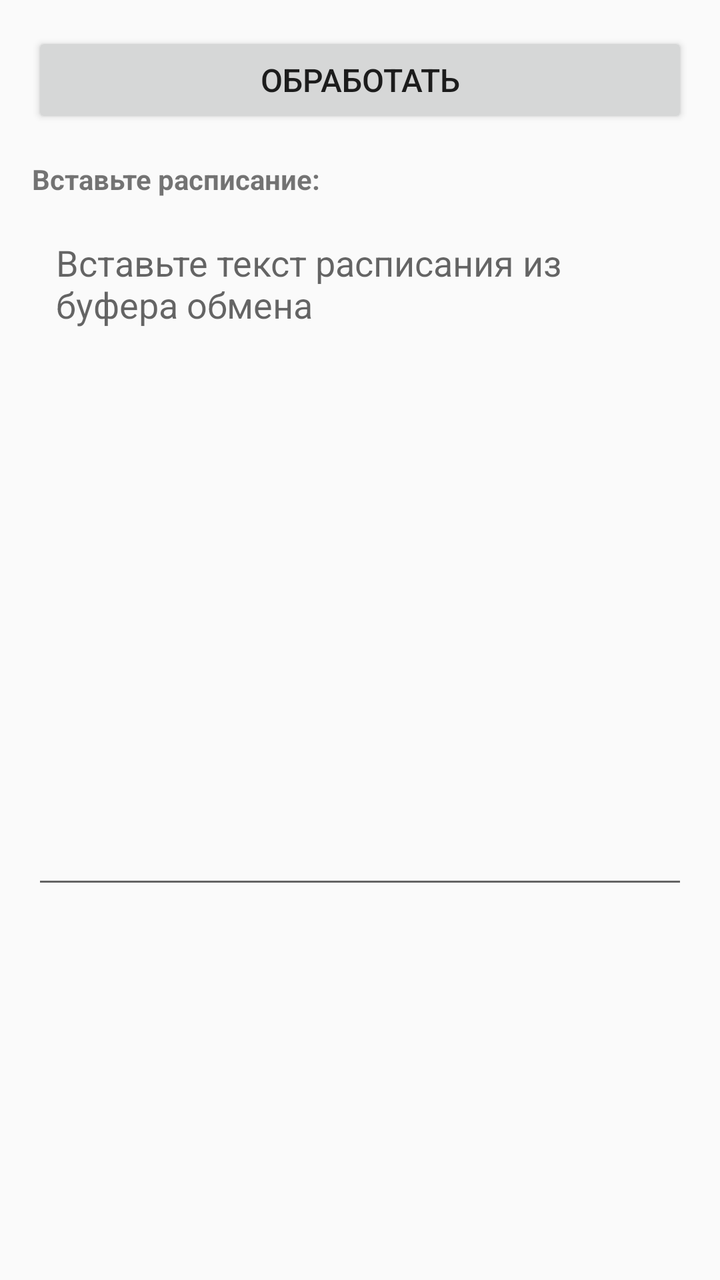
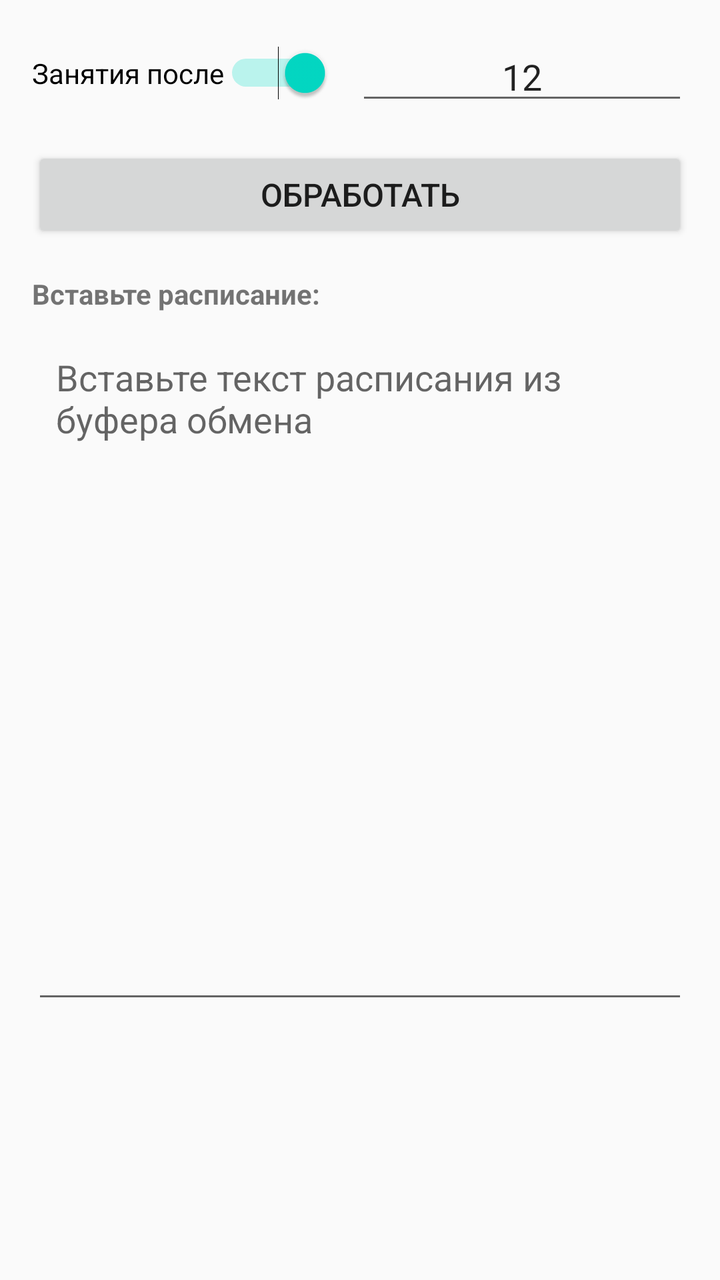

The first picture is an Android layout as it rendered before a commit; the second is the same layout after the commit. The layout source and the unified diff follow.
<!-- AndroidManifest.xml: application theme Theme.SkatingScheduleJ -->
<!-- res/layout/activity_main.xml -->
<?xml version="1.0" encoding="utf-8"?>
<LinearLayout xmlns:android="http://schemas.android.com/apk/res/android"
    android:layout_width="match_parent"
    android:layout_height="match_parent"
    android:orientation="vertical"
    android:padding="16dp">

    <Button
        android:id="@+id/processButton"
        android:layout_width="match_parent"
        android:layout_height="wrap_content"
        android:layout_marginBottom="16dp"
        android:padding="12dp"
        android:text="Обработать"
        android:textSize="16sp" />

    <TextView
        android:layout_width="match_parent"
        android:layout_height="wrap_content"
        android:text="Вставьте расписание:"
        android:textStyle="bold"
        android:layout_marginBottom="8dp" />

    <ScrollView
        android:layout_width="match_parent"
        android:layout_height="0dp"
        android:layout_weight="1">

        <EditText
            android:id="@+id/inputText"
            android:layout_width="match_parent"
            android:layout_height="wrap_content"
            android:gravity="top"
            android:hint="Вставьте текст расписания из буфера обмена"
            android:inputType="textMultiLine"
            android:padding="12dp"
            android:minLines="15" />

    </ScrollView>

</LinearLayout>
<!-- resources referenced by this layout -->
<resources>
  <style name="Theme.SkatingScheduleJ" parent="Theme.AppCompat.Light.DarkActionBar">
          <item name="colorPrimary">#6200EE</item>
          <item name="colorPrimaryDark">#3700B3</item>
          <item name="colorAccent">#03DAC5</item>
      </style>
</resources>

<!-- the commit's change to res/layout/activity_main.xml (unified diff, before → after) -->
@@ -4,7 +4,31 @@
     android:layout_height="match_parent"
     android:orientation="vertical"
     android:padding="16dp">
+    <LinearLayout
+        android:layout_width="match_parent"
+        android:layout_height="wrap_content"
+        android:orientation="horizontal"
+        android:gravity="center_vertical"
+        android:layout_marginBottom="16dp">
 
+        <Switch
+            android:id="@+id/afterTimeSwitch"
+            android:layout_width="wrap_content"
+            android:layout_height="wrap_content"
+            android:checked="true"
+            android:text="Занятия после" />
+
+        <EditText
+            android:id="@+id/afterTimeInput"
+            android:layout_width="0dp"
+            android:layout_height="wrap_content"
+            android:layout_weight="1"
+            android:layout_marginStart="12dp"
+            android:gravity="center"
+            android:inputType="time"
+            android:text="12" />
+
+    </LinearLayout>
     <Button
         android:id="@+id/processButton"
         android:layout_width="match_parent"
